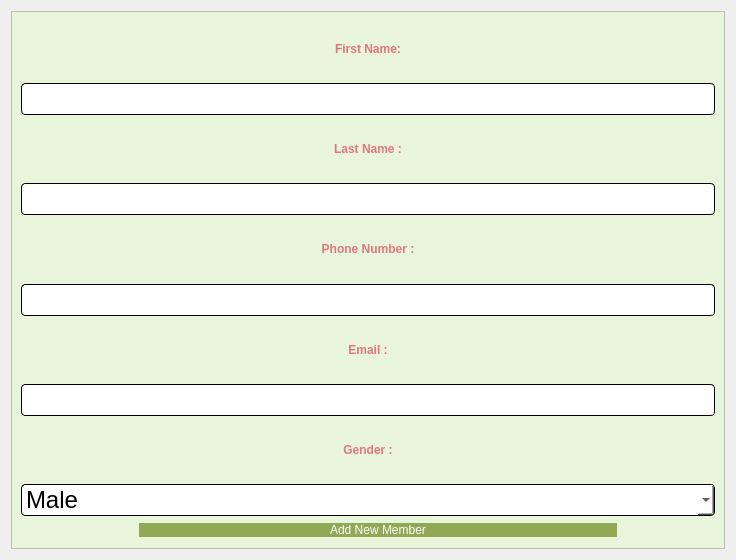
Before: the Qt Designer form addMember.ui in salmajaghoua23/Library, drawn with Qt 5.
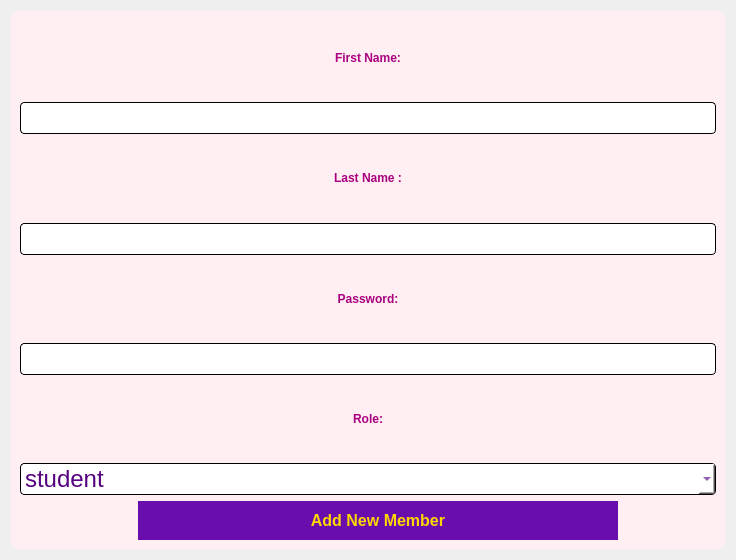
After: the same form once the commit is applied.

Diff of the .ui file:
```diff
--- a/addMember.ui
+++ b/addMember.ui
@@ -17,7 +17,9 @@
    <item>
     <widget class="QFrame" name="frame">
      <property name="styleSheet">
-      <string notr="true">background-color:#e9f5db</string>
+      <string notr="true">background-color:rgb(255, 239, 242);/* ou une autre couleur */
+border-radius: 8px;
+color:black;</string>
      </property>
      <property name="frameShape">
       <enum>QFrame::StyledPanel</enum>
@@ -32,10 +34,11 @@
          <widget class="QLabel" name="label_6">
           <property name="styleSheet">
            <string notr="true">font: 14pt &quot;georgia&quot;;
-color: #e0777d;</string>
+color: rgb(255, 223, 61);
+font: 900 22pt &quot;Segoe UI&quot;;</string>
           </property>
           <property name="text">
-           <string>&lt;html&gt;&lt;head/&gt;&lt;body&gt;&lt;p align=&quot;center&quot;&gt;&lt;span style=&quot; font-weight:700;&quot;&gt;First Name:&lt;/span&gt;&lt;/p&gt;&lt;/body&gt;&lt;/html&gt;</string>
+           <string>&lt;html&gt;&lt;head/&gt;&lt;body&gt;&lt;p align=&quot;center&quot;&gt;&lt;span style=&quot; font-weight:700; color:#aa007f;&quot;&gt;First Name:&lt;/span&gt;&lt;/p&gt;&lt;/body&gt;&lt;/html&gt;</string>
           </property>
          </widget>
         </item>
@@ -46,7 +49,7 @@
 	background-color: rgb(255, 255, 255);
 	 border: 1px  solid;
      border-radius: 4px;
-	font: 24px
+	font: 24px;color:rgb(85, 0, 127);color:black;
 }</string>
           </property>
          </widget>
@@ -59,10 +62,11 @@
          <widget class="QLabel" name="label_10">
           <property name="styleSheet">
            <string notr="true">font: 14pt &quot;georgia&quot;;
-color: #e0777d;</string>
+color: rgb(255, 223, 61);
+font: 900 22pt &quot;Segoe UI&quot;;</string>
           </property>
           <property name="text">
-           <string>&lt;html&gt;&lt;head/&gt;&lt;body&gt;&lt;p align=&quot;center&quot;&gt;&lt;span style=&quot; font-weight:700;&quot;&gt;Last Name :&lt;/span&gt;&lt;/p&gt;&lt;/body&gt;&lt;/html&gt;</string>
+           <string>&lt;html&gt;&lt;head/&gt;&lt;body&gt;&lt;p align=&quot;center&quot;&gt;&lt;span style=&quot; font-weight:700; color:#aa007f;&quot;&gt;Last Name :&lt;/span&gt;&lt;/p&gt;&lt;/body&gt;&lt;/html&gt;</string>
           </property>
          </widget>
         </item>
@@ -73,7 +77,7 @@
 	background-color: rgb(255, 255, 255);
 	 border: 1px  solid;
      border-radius: 4px;
-	font: 24px
+	font: 24px;color:rgb(85, 0, 127);color:black;
 }</string>
           </property>
          </widget>
@@ -86,10 +90,11 @@
          <widget class="QLabel" name="label_7">
           <property name="styleSheet">
            <string notr="true">font: 14pt &quot;georgia&quot;;
-color: #e0777d;</string>
+color: rgb(255, 223, 61);
+font: 900 22pt &quot;Segoe UI&quot;;</string>
           </property>
           <property name="text">
-           <string>&lt;html&gt;&lt;head/&gt;&lt;body&gt;&lt;p align=&quot;center&quot;&gt;&lt;span style=&quot; font-weight:700;&quot;&gt;Phone Number :&lt;/span&gt;&lt;/p&gt;&lt;/body&gt;&lt;/html&gt;</string>
+           <string>&lt;html&gt;&lt;head/&gt;&lt;body&gt;&lt;p align=&quot;center&quot;&gt;&lt;span style=&quot; font-weight:700; color:#aa007f;&quot;&gt;Password:&lt;/span&gt;&lt;/p&gt;&lt;/body&gt;&lt;/html&gt;</string>
           </property>
          </widget>
         </item>
@@ -100,34 +105,7 @@
 	background-color: rgb(255, 255, 255);
 	 border: 1px  solid;
      border-radius: 4px;
-	font: 24px
-}</string>
-          </property>
-         </widget>
-        </item>
-       </layout>
-      </item>
-      <item>
-       <layout class="QVBoxLayout" name="verticalLayout_8">
-        <item>
-         <widget class="QLabel" name="label_8">
-          <property name="styleSheet">
-           <string notr="true">font: 14pt &quot;georgia&quot;;
-color: #e0777d;</string>
-          </property>
-          <property name="text">
-           <string>&lt;html&gt;&lt;head/&gt;&lt;body&gt;&lt;p align=&quot;center&quot;&gt;&lt;span style=&quot; font-weight:700;&quot;&gt;Email :&lt;/span&gt;&lt;/p&gt;&lt;/body&gt;&lt;/html&gt;</string>
-          </property>
-         </widget>
-        </item>
-        <item>
-         <widget class="QLineEdit" name="email">
-          <property name="styleSheet">
-           <string notr="true">QLineEdit{
-	background-color: rgb(255, 255, 255);
-	 border: 1px  solid;
-     border-radius: 4px;
-	font: 24px
+	font: 24px;color:rgb(85, 0, 127);color:black;
 }</string>
           </property>
          </widget>
@@ -140,10 +118,11 @@
          <widget class="QLabel" name="label_9">
           <property name="styleSheet">
            <string notr="true">font: 14pt &quot;georgia&quot;;
-color: #e0777d;</string>
+color: rgb(255, 223, 61);
+font: 900 22pt &quot;Segoe UI&quot;;</string>
           </property>
           <property name="text">
-           <string>&lt;html&gt;&lt;head/&gt;&lt;body&gt;&lt;p align=&quot;center&quot;&gt;&lt;span style=&quot; font-weight:700;&quot;&gt;Gender :&lt;/span&gt;&lt;/p&gt;&lt;/body&gt;&lt;/html&gt;</string>
+           <string>&lt;html&gt;&lt;head/&gt;&lt;body&gt;&lt;p align=&quot;center&quot;&gt;&lt;span style=&quot; font-weight:700; color:#aa007f;&quot;&gt;Role:&lt;/span&gt;&lt;/p&gt;&lt;/body&gt;&lt;/html&gt;</string>
           </property>
          </widget>
         </item>
@@ -154,12 +133,12 @@
 	background-color: rgb(255, 255, 255);
 	 border: 1px  solid;
      border-radius: 4px;
-	font: 24px
+	font: 24px;color:rgb(85, 0, 127);
 }</string>
           </property>
           <item>
            <property name="text">
-            <string>Male</string>
+            <string>student</string>
            </property>
           </item>
           <item>
@@ -192,32 +171,57 @@
         <item>
          <widget class="QPushButton" name="addMemberButton">
           <property name="styleSheet">
-           <string notr="true">QPushButton{
-color: rgb(255, 255, 255);
-font: 14pt &quot;georgia&quot;;
-border-radius:8px;
-padding : 0 8px;
-background: #90a955;
-border -radius:10px;
+           <string notr="true">/* Base Button Style */
+QPushButton {
+    background-color: #6A0DAD;  /* Royal Purple */
+    color: #FFD700;             /* Gold Text */  
+    border-radius: 20px;        /* Rounded Corners */
+    padding: 10px 20px;
+    font-size: 16px;
+    font-weight: bold;
+    transition: all 0.3s ease-in-out;
 }
-QPushButton:hover:!pressed
 
-{
-background:#572b788;
+/* Hover Effect */
+QPushButton:hover {
+    background-color: #8A2BE2;  /* Brighter Purple */
+    color: #FFFACD;             /* Lemon Chiffon */
+    border: 1px solid #FFD700;  /* Gold Border */
 }
-QToolButton
-{
 
-border-radius:10px;
-bacground:red;
-color:red;
+/* Pressed Effect */
+QPushButton:pressed {
+    background-color: #4B0082;  /* Indigo */
+    color: #D4AF37;             /* Metallic Gold */
+    font-size: 15px;            /* Slight Shrink */
+    padding: 11px 21px;         /* Compensates for Shrink */
 }
 
-QPushButton:pressed
-{
-              font-size: 19px;
-              transition: 0.9s; 
-}</string>
+/* Focus Effect */
+QPushButton:focus {
+    outline: none;
+    border: 2px solid #FFD700;
+}
+
+/* Accent Button Variant */
+QPushButton.accent {
+    background-color: #FFD700;  /* Gold */
+    color: #4B0082;             /* Deep Purple */
+}
+
+QPushButton.accent:hover {
+    background-color: #F0E68C;  /* Khaki */
+    color: #4B0082;
+    border: 1px solid #D4AF37;
+}
+
+QPushButton.accent:pressed {
+    background-color: #D4AF37;  /* Metallic Gold */
+    color: #4B0082;
+    font-size: 15px;
+    padding: 11px 21px;
+}
+</string>
           </property>
           <property name="text">
            <string>Add New Member</string>
```
Left out of the diff: 14 changed lines with no effect on the pictures.
